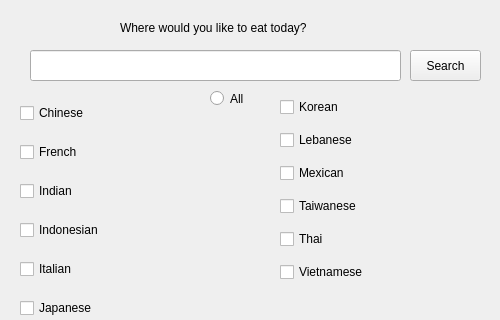
Old version of the form gui/Search.ui in the repository SENGStringray/Fine-food-finder.
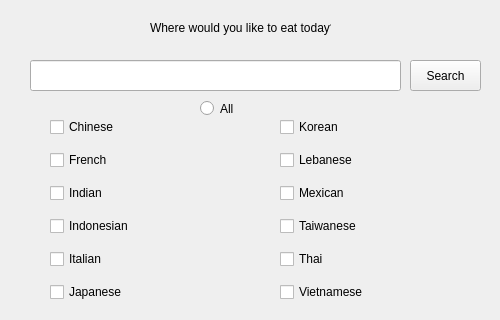
New version of the form. Icons and pictures are not drawn.

The edit to the form file:
```diff
--- a/gui/Search.ui
+++ b/gui/Search.ui
@@ -2,9 +2,6 @@
 <ui version="4.0">
  <class>Form</class>
  <widget class="QWidget" name="Form">
-  <property name="enabled">
-   <bool>true</bool>
-  </property>
   <property name="geometry">
    <rect>
     <x>0</x>
@@ -42,7 +39,7 @@
    <property name="geometry">
     <rect>
      <x>30</x>
-     <y>50</y>
+     <y>60</y>
      <width>371</width>
      <height>31</height>
     </rect>
@@ -52,7 +49,7 @@
    <property name="geometry">
     <rect>
      <x>410</x>
-     <y>50</y>
+     <y>60</y>
      <width>71</width>
      <height>31</height>
     </rect>
@@ -64,9 +61,9 @@
   <widget class="QLabel" name="lbl_Question">
    <property name="geometry">
     <rect>
-     <x>120</x>
+     <x>150</x>
      <y>20</y>
-     <width>241</width>
+     <width>181</width>
      <height>16</height>
     </rect>
    </property>
@@ -80,10 +77,10 @@
   <widget class="QWidget" name="gridLayoutWidget">
    <property name="geometry">
     <rect>
-     <x>20</x>
-     <y>90</y>
+     <x>50</x>
+     <y>110</y>
      <width>191</width>
-     <height>241</height>
+     <height>201</height>
     </rect>
    </property>
    <layout class="QGridLayout" name="ChoiceGrid_1">
@@ -135,7 +132,7 @@
    <property name="geometry">
     <rect>
      <x>280</x>
-     <y>90</y>
+     <y>110</y>
      <width>191</width>
      <height>201</height>
     </rect>
@@ -188,8 +185,8 @@
   <widget class="QRadioButton" name="radioButton">
    <property name="geometry">
     <rect>
-     <x>210</x>
-     <y>90</y>
+     <x>200</x>
+     <y>100</y>
      <width>82</width>
      <height>17</height>
     </rect>
```
Left out of the diff: 8 changed lines with no effect on the pictures.
